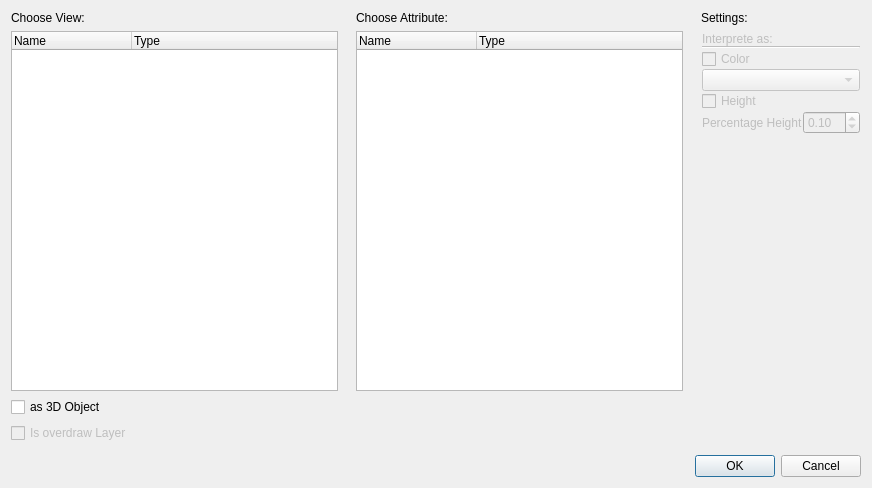
Qt form src/dmaddlayerdialog.ui (iut-ibk/DynaMind-ToolBox) before a commit.
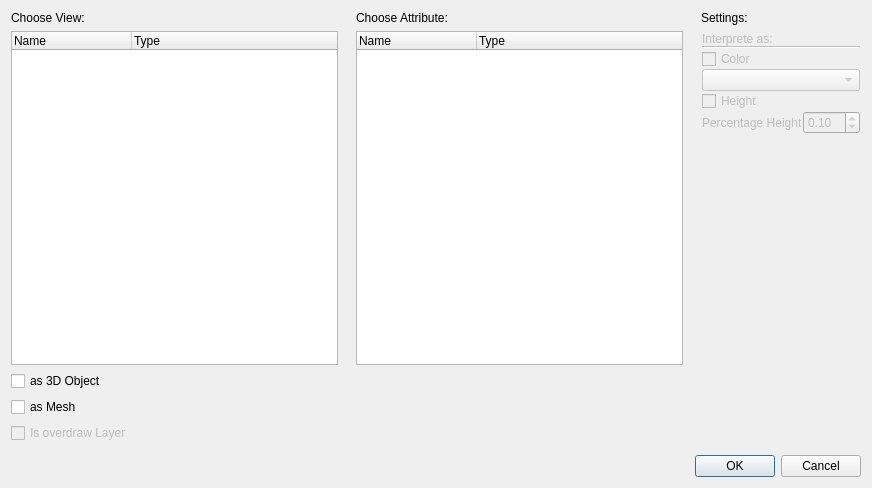
The same form after that commit.

Commit message: added mesh view

Diff of the .ui file:
```diff
--- a/src/dmaddlayerdialog.ui
+++ b/src/dmaddlayerdialog.ui
@@ -66,7 +66,7 @@
        </column>
       </widget>
      </item>
-     <item row="4" column="2">
+     <item row="5" column="2">
       <widget class="QFrame" name="frame">
        <property name="frameShape">
         <enum>QFrame::StyledPanel</enum>
@@ -202,7 +202,7 @@
        </layout>
       </widget>
      </item>
-     <item row="3" column="0">
+     <item row="4" column="0">
       <widget class="QCheckBox" name="overdraw">
        <property name="enabled">
         <bool>false</bool>
@@ -222,6 +222,13 @@
        </property>
       </widget>
      </item>
+     <item row="3" column="0">
+      <widget class="QCheckBox" name="checkBoxAsMesh">
+       <property name="text">
+        <string>as Mesh</string>
+       </property>
+      </widget>
+     </item>
     </layout>
    </item>
    <item>
```
The commit also changes 10 other files.
